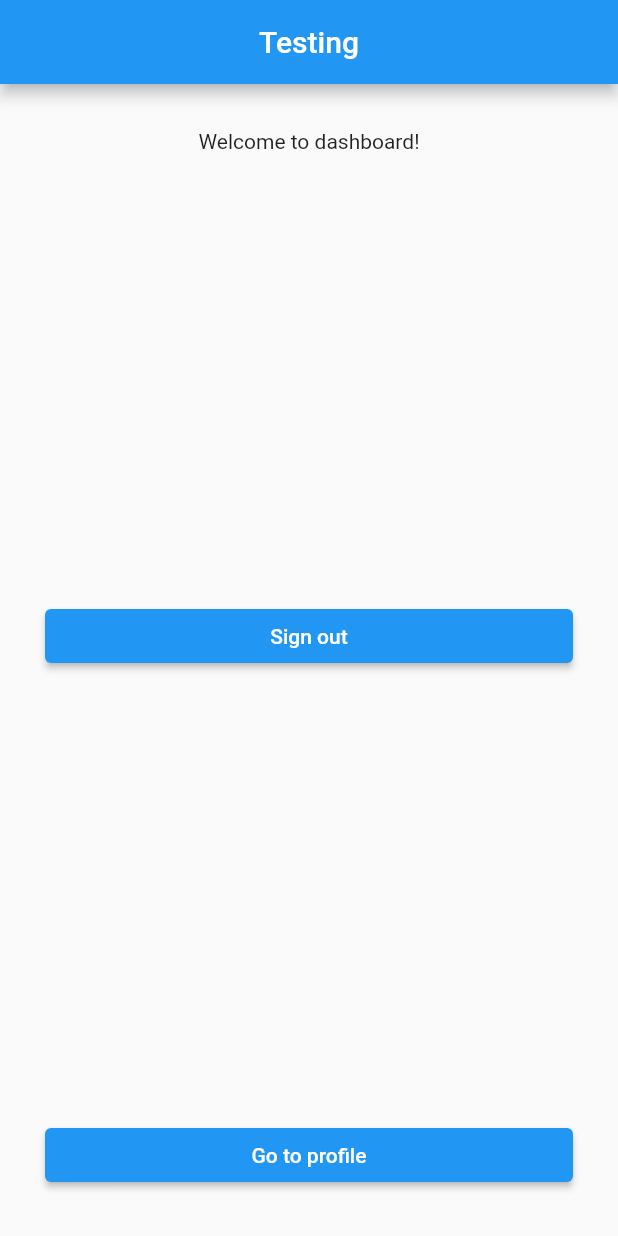
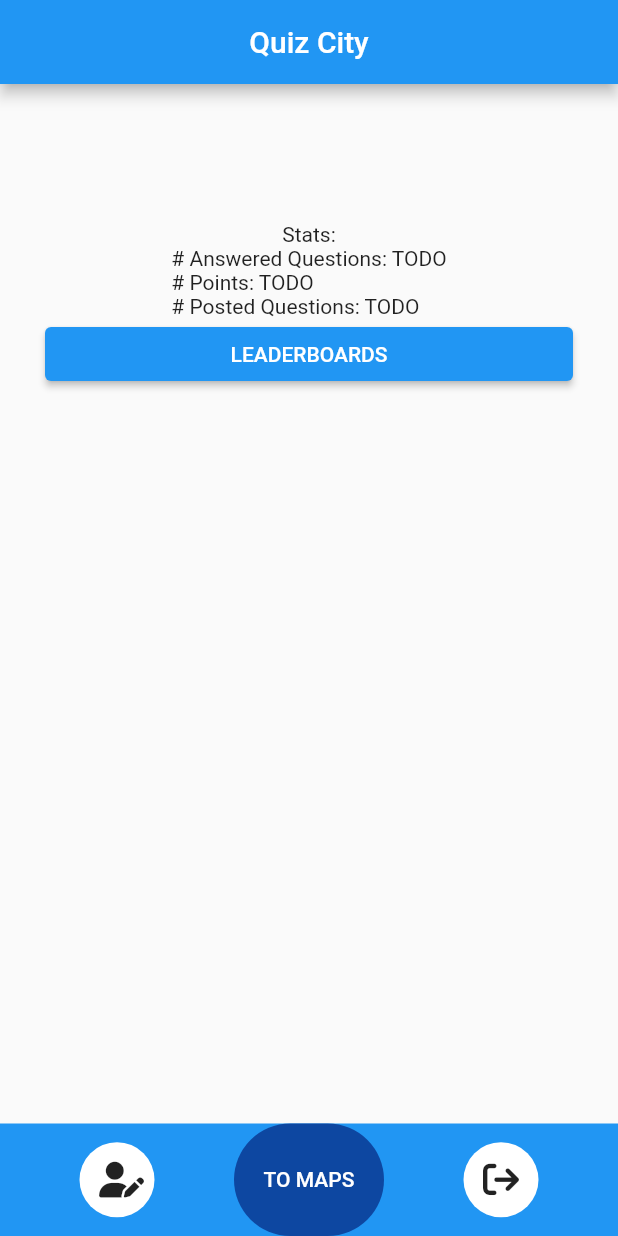
Before and after one commit to krsticmilos02/RMAS, a Flutter app: the screen it shows once a user with an empty profile is signed in, on a phone screen of 412 x 824 dp. Run offline on Flutter 3.47's test engine with Material 2 defaults, Android fonts, the phone set to English and light mode, and no system bars; our stand-ins replace cloud_firestore, firebase_auth, firebase_core, font_awesome_flutter, geocoding, geolocator and 3 more; accounts and stored records are empty.

```diff
--- a/aplikacija/lib/authentication/models/user_model.dart
+++ b/aplikacija/lib/authentication/models/user_model.dart
@@ -42,4 +42,6 @@ class UserModel {
 
     );
   }
+
+
 }
--- a/aplikacija/lib/dashboard/dashboard_screen.dart
+++ b/aplikacija/lib/dashboard/dashboard_screen.dart
@@ -1,47 +1,90 @@
 import 'package:flutter/material.dart';
-import 'package:quiz_city_rmas/repository/authentication_repository/authentication_repository.dart';
+import 'package:quiz_city_rmas/controllers/profile_controller.dart';
 import 'package:get/get.dart';
-import 'package:quiz_city_rmas/dashboard/profile/profile_screen.dart';
+import '../authentication/models/user_model.dart';
+import '../widgets/bottom_nav_widget.dart';
 
 class DashboardTest extends StatelessWidget {
   const DashboardTest({super.key});
 
   @override
   Widget build(BuildContext context) {
+    final controller = Get.put(ProfileController());
+
+    var _fullName;
+    var _username;
+
     return SafeArea(
       child: Scaffold(
         appBar: AppBar(
           centerTitle: true,
-          title: Text('Testing'),
+          title: Text('Quiz City'),
         ),
-        body: Container(
-          padding: EdgeInsets.all(30.0),
-          child: Center(
-            child: Column(
+        body: Column(
           mainAxisAlignment: MainAxisAlignment.spaceBetween,
           children: [
-                Text('Welcome to dashboard!'),
+            SingleChildScrollView(
+              child: Container(
+                padding: EdgeInsets.all(30.0),
+                child: FutureBuilder(
+                  future: controller.getUserData(),
+                  builder: (context, snapshot) {
+                    if (snapshot.connectionState == ConnectionState.done) {
+                      if (snapshot.hasData) {
+                        UserModel initUserData = snapshot.data as UserModel;
+                        _fullName = initUserData.fullName;
+                        _username = initUserData.username;
+
+                        return Column(
+                          mainAxisAlignment: MainAxisAlignment.spaceAround,
+                          children: [
+                            Text(_fullName),
+                            Text(_username),
                             SizedBox(
-                  width: double.infinity,
-                  child: ElevatedButton(
-                    onPressed: () {
-                      AuthenticationRepository.instance.logout();
-                    },
-                    child: Text('Sign out'),
+                              height: 30.0,
                             ),
+                            Text("Stats:"),
+                            Column(
+                              crossAxisAlignment: CrossAxisAlignment.start,
+                              children: [
+                                Text.rich(TextSpan(
+                                    text: '# Answered Questions: ',
+                                    children: [TextSpan(text: 'TODO')])),
+                                Text.rich(TextSpan(
+                                    text: '# Points: ',
+                                    children: [TextSpan(text: 'TODO')])),
+                                Text.rich(TextSpan(
+                                    text: '# Posted Questions: ',
+                                    children: [TextSpan(text: 'TODO')])),
+                              ],
                             ),
                             SizedBox(
                               width: double.infinity,
                               child: ElevatedButton(
                                 onPressed: () {
-                        Get.to(ProfileScreen());
+                                  //TODO: go to leaderboards page
                                 },
-                    child: Text('Go to profile'),
+                                child: Text('LEADERBOARDS'),
                               ),
                             ),
                           ],
+                        );
+                      } else if (snapshot.hasError) {
+                        return Center(child: Text(snapshot.error.toString()));
+                      } else {
+                        return const Center(
+                          child: Text("Something went wrong"),
+                        );
+                      }
+                    } else {
+                      return Center(child: CircularProgressIndicator());
+                    }
+                  },
                 ),
               ),
+            ),
+            BottomNavWidget(isMap: false,),
+          ],
         ),
       ),
     );
--- /dev/null
+++ b/aplikacija/lib/widgets/bottom_nav_widget.dart
@@ -0,0 +1,144 @@
+import 'package:flutter/material.dart';
+import 'package:font_awesome_flutter/font_awesome_flutter.dart';
+import 'package:get/get.dart';
+import '../dashboard/profile/profile_screen.dart';
+import '../repository/authentication_repository/authentication_repository.dart';
+import '../screens/google_maps_screen.dart';
+
+class BottomNavWidget extends StatelessWidget {
+  BottomNavWidget({
+    this.isMap = false
+  });
+
+  bool isMap;
+
+  @override
+  Widget build(BuildContext context) {
+    return isMap ? MapBottomNavWidget() : GlobalBottomNavWidget();
+  }
+}
+
+class GlobalBottomNavWidget extends StatelessWidget {
+  const GlobalBottomNavWidget({
+    super.key,
+  });
+
+  @override
+  Widget build(BuildContext context) {
+    return Container(
+      height: 75,
+      color: Colors.blue,
+      child: Row(
+        mainAxisAlignment: MainAxisAlignment.spaceEvenly,
+        children: [
+          Container(
+            width: 50,
+            height: 50,
+            decoration: BoxDecoration(
+              borderRadius: BorderRadius.circular(100),
+              color: Colors.white,
+            ),
+            child: IconButton(
+              onPressed: () {
+                Get.to(ProfileScreen());
+              },
+              icon: Icon(FontAwesomeIcons.userPen),
+            ),
+          ),
+          Container(
+            width: 100,
+            height: 100,
+            decoration: BoxDecoration(
+              borderRadius: BorderRadius.circular(100),
+              color: Colors.blue.shade900,
+            ),
+            child: TextButton(
+              onPressed: () {
+                Get.to(()=> GoogleMapsScreen()) ;
+              },
+              child: Text('TO MAPS', style: TextStyle(color: Colors.white),),
+            ),
+          ),
+          Container(
+            width: 50,
+            height: 50,
+            decoration: BoxDecoration(
+              borderRadius: BorderRadius.circular(100),
+              color: Colors.white,
+            ),
+            child: IconButton(
+              onPressed: () {
+                AuthenticationRepository.instance.logout();
+              },
+              icon: Icon(FontAwesomeIcons.arrowRightFromBracket),
+            ),
+          ),
+        ],
+      ),
+    );
+  }
+}
+
+class MapBottomNavWidget extends StatelessWidget {
+  const MapBottomNavWidget({
+    super.key,
+  });
+
+  @override
+  Widget build(BuildContext context) {
+    return Container(
+      padding: EdgeInsets.all(10),
+      height: 200,
+      color: Colors.transparent,
+      child: Column(
+        mainAxisAlignment: MainAxisAlignment.start,
+        children: [
+          Container(
+            width: 50,
+            height: 50,
+            decoration: BoxDecoration(
+              borderRadius: BorderRadius.circular(100),
+              color: Colors.white.withOpacity(0.6),
+            ),
+            child: IconButton(
+              onPressed: () {
+                Get.back();
+              },
+              icon: Icon(FontAwesomeIcons.arrowLeftLong),
+            ),
+          ),
+          SizedBox(height: 10,),
+          Container(
+            width: 50,
+            height: 50,
+            decoration: BoxDecoration(
+              borderRadius: BorderRadius.circular(100),
+              color: Colors.white.withOpacity(0.6),
+            ),
+            child: IconButton(
+              onPressed: () {
+                Get.to(ProfileScreen());
+              },
+              icon: Icon(FontAwesomeIcons.userPen),
+            ),
+          ),
+          SizedBox(height: 10,),
+          Container(
+            width: 50,
+            height: 50,
+            decoration: BoxDecoration(
+              borderRadius: BorderRadius.circular(100),
+              color: Colors.white.withOpacity(0.6),
+            ),
+            child: IconButton(
+              onPressed: () {
+                AuthenticationRepository.instance.logout();
+              },
+              icon: Icon(FontAwesomeIcons.arrowRightFromBracket),
+            ),
+          ),
+        ],
+      ),
+    );
+  }
+}
--- a/aplikacija/pubspec.yaml
+++ b/aplikacija/pubspec.yaml
@@ -13,6 +13,11 @@ dependencies:
   cloud_firestore: ^4.8.4
   firebase_auth: ^4.7.2
   get: ^4.6.5
+  image_picker: ^1.0.2
+  google_maps_flutter: ^2.4.0
+  geolocator: ^9.0.2
+  font_awesome_flutter: ^10.5.0
+  geocoding: ^2.1.0
 
 dev_dependencies:
   flutter_test:
```
Also changed, not shown: aplikacija/lib/controllers/profile_controller.dart (+8 -0 lines), aplikacija/lib/dashboard/profile/update_profile_screen.dart (+34 -8 lines), aplikacija/lib/repository/user_repository/user_repository.dart (+17 -2 lines), aplikacija/lib/screens/google_maps_screen.dart (added, +129 -0 lines), aplikacija/pubspec.lock, 3 other files. Lines whose indentation alone changed are shown as unchanged.
